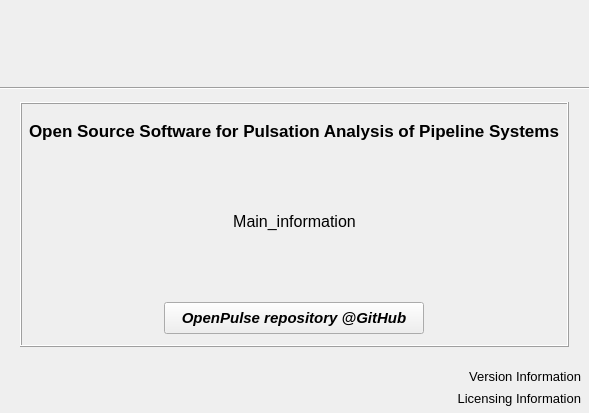
Qt form data/user_input/ui/Project/aboutOpenPulseInput.ui (open-pulse/OpenPulse) before a commit.
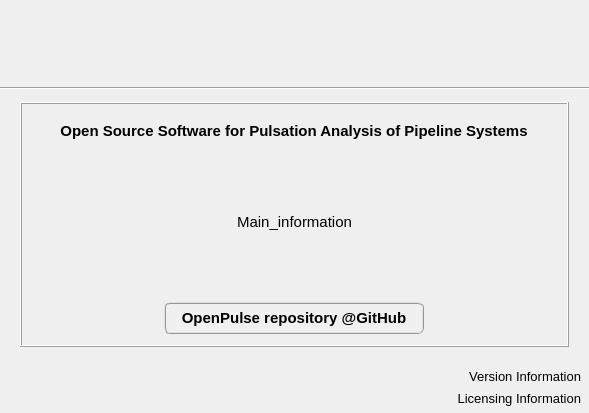
The same form after that commit. Icons and pictures are not drawn.

The edit to the form file:
```diff
--- a/data/user_input/ui/Project/aboutOpenPulseInput.ui
+++ b/data/user_input/ui/Project/aboutOpenPulseInput.ui
@@ -76,8 +76,8 @@
     </property>
     <property name="font">
      <font>
-      <family>Arial</family>
-      <pointsize>12</pointsize>
+      <family>MS Shell Dlg 2</family>
+      <pointsize>11</pointsize>
       <weight>50</weight>
       <bold>false</bold>
      </font>
@@ -115,8 +115,8 @@
     </property>
     <property name="font">
      <font>
-      <family>Arial</family>
-      <pointsize>13</pointsize>
+      <family>MS Shell Dlg 2</family>
+      <pointsize>11</pointsize>
       <weight>75</weight>
       <italic>false</italic>
       <bold>true</bold>
@@ -129,7 +129,7 @@
      <set>Qt::AlignCenter</set>
     </property>
    </widget>
-   <widget class="QToolButton" name="toolButton_repository">
+   <widget class="QPushButton" name="pushButton_repository">
     <property name="geometry">
      <rect>
       <x>144</x>
@@ -152,22 +152,21 @@
     </property>
     <property name="font">
      <font>
-      <family>Arial</family>
+      <family>MS Shell Dlg 2</family>
       <pointsize>11</pointsize>
       <weight>75</weight>
-      <italic>true</italic>
+      <italic>false</italic>
       <bold>true</bold>
      </font>
     </property>
+    <property name="styleSheet">
+     <string notr="true">QPushButton{border-radius: 6px; border-color: rgb(150, 150, 150); border-style: ridge; border-width: 2px; color: rgb(0, 0, 0); background-color: rgb(240, 240, 240); font: 75 bold 11pt &quot;MS Shell Dlg 2&quot;}
+QPushButton:hover{border-radius: 6px; border-color: rgb(0, 170, 255); border-style: ridge; border-width: 2px; color: rgb(0, 0, 0); background-color: rgba(174, 213, 255, 100); font: 75 bold 11pt &quot;MS Shell Dlg 2&quot;}
+QPushButton:pressed{border-radius: 6px; border-color: rgb(0, 170, 255); border-style: ridge; border-width: 3px; color: rgb(0, 0, 0); background-color: rgb(174, 213, 255); font: 75 bold 11pt &quot;MS Shell Dlg 2&quot;}</string>
+    </property>
     <property name="text">
      <string>OpenPulse repository @GitHub</string>
     </property>
-    <property name="autoRaise">
-     <bool>false</bool>
-    </property>
-    <property name="arrowType">
-     <enum>Qt::NoArrow</enum>
-    </property>
    </widget>
   </widget>
   <widget class="Line" name="line">
```
Left out of the diff: 4 changed lines with no effect on the pictures.
